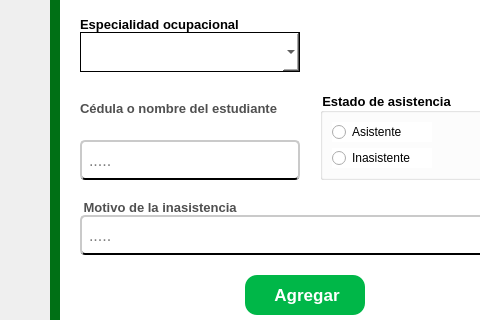
Enmanuel-86/TELA-APP, file elementos_graficos_ui/pantalla_de_asistencia_alumnos.ui: the form before one commit; both pictures show x 0 to 480 and y 231 to 551 of the 1040 by 640 pixel window.
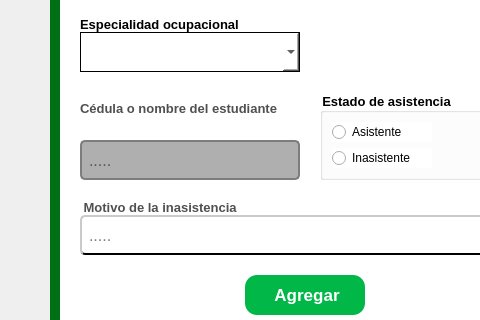
The form after the commit. Icons and pictures are not drawn.

Commit message: se cambio de color el input de cedula de alumno cuando este estuviera

```diff
--- a/elementos_graficos_ui/pantalla_de_asistencia_alumnos.ui
+++ b/elementos_graficos_ui/pantalla_de_asistencia_alumnos.ui
@@ -772,6 +772,9 @@
                   </item>
                   <item alignment="Qt::AlignLeft">
                    <widget class="QLineEdit" name="input_cedula_alumno">
+                    <property name="enabled">
+                     <bool>false</bool>
+                    </property>
                     <property name="minimumSize">
                      <size>
                       <width>220</width>
@@ -805,6 +808,14 @@
 
 
 
+}
+
+QLineEdit:disabled{
+
+	background-color: rgb(175, 175, 175);
+	border: 2px solid rgb(125, 125, 125)
+
+
 }</string>
                     </property>
                     <property name="placeholderText">
```
